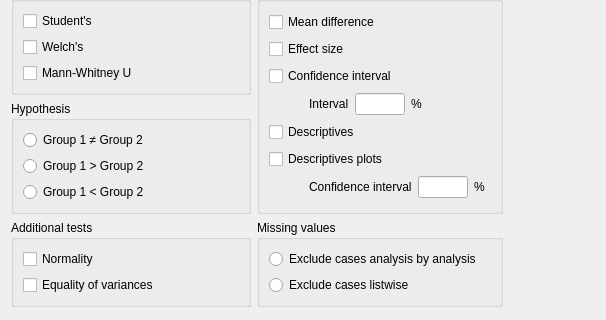
First picture: the form in JASP-Desktop/analysisforms/ttestindependentsamplesform.ui, repository jasp-stats/jasp-desktop, before the edit; both pictures show x 0 to 606 and y 488 to 808 of the 606 by 808 pixel window.
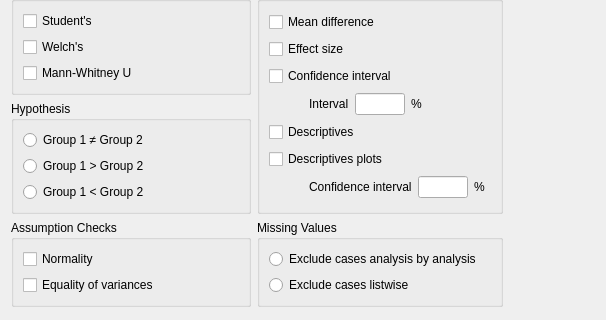
Second picture: the form after the edit. Custom widgets are drawn as their Qt base class.

Commit message: C. T-Tests: Implemented restructuring suggestions

The edit to the form file:
```diff
--- a/JASP-Desktop/analysisforms/ttestindependentsamplesform.ui
+++ b/JASP-Desktop/analysisforms/ttestindependentsamplesform.ui
@@ -296,7 +296,7 @@
          </sizepolicy>
         </property>
         <property name="title">
-         <string>Additional tests</string>
+         <string>Assumption Checks</string>
         </property>
         <layout class="QGridLayout" name="gridLayout_9">
          <item row="1" column="0">
@@ -423,7 +423,7 @@
          </sizepolicy>
         </property>
         <property name="title">
-         <string>Missing values</string>
+         <string>Missing Values</string>
         </property>
         <property name="flat">
          <bool>false</bool>
```
The commit also changes 6 other files.
